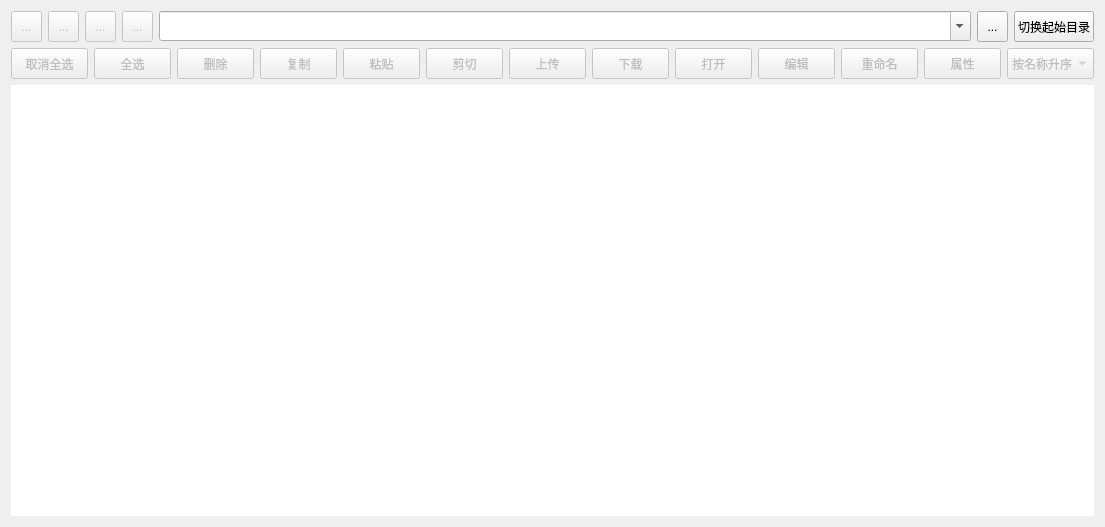
Before: the Qt Designer form src/MainTabWidgets/FileManagement/FileManagementTabForm.ui in ProgramCX/FoxNAS, drawn with Qt 5.
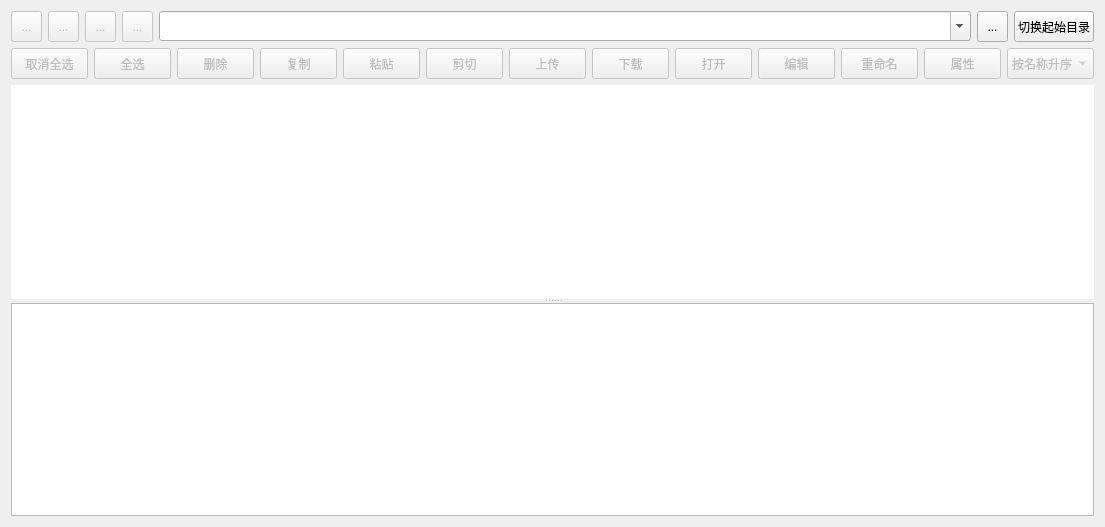
After: the same form once the commit is applied. Icons and pictures are not drawn. Custom widgets are drawn as their Qt base class.

Commit message: feat(FileManagement): download file in queue

Diff of the .ui file:
```diff
--- a/src/MainTabWidgets/FileManagement/FileManagementTabForm.ui
+++ b/src/MainTabWidgets/FileManagement/FileManagementTabForm.ui
@@ -669,7 +669,17 @@
     </layout>
    </item>
    <item>
-    <widget class="QTreeView" name="treeView">
+    <widget class="QSplitter" name="splitter">
+     <property name="orientation">
+      <enum>Qt::Orientation::Vertical</enum>
+     </property>
+     <widget class="FileTreeView" name="treeView">
+      <property name="minimumSize">
+       <size>
+        <width>0</width>
+        <height>200</height>
+       </size>
+      </property>
      <property name="frameShape">
       <enum>QFrame::Shape::NoFrame</enum>
      </property>
@@ -686,9 +696,31 @@
       <bool>false</bool>
      </property>
     </widget>
+     <widget class="QListWidget" name="listWidget">
+      <property name="sizePolicy">
+       <sizepolicy hsizetype="Minimum" vsizetype="Minimum">
+        <horstretch>0</horstretch>
+        <verstretch>0</verstretch>
+       </sizepolicy>
+      </property>
+      <property name="minimumSize">
+       <size>
+        <width>0</width>
+        <height>100</height>
+       </size>
+      </property>
+     </widget>
+    </widget>
    </item>
   </layout>
  </widget>
+ <customwidgets>
+  <customwidget>
+   <class>FileTreeView</class>
+   <extends>QTreeView</extends>
+   <header location="global">FileTreeView.h</header>
+  </customwidget>
+ </customwidgets>
  <resources/>
  <connections/>
 </ui>
```
Lines whose indentation alone changed are shown as unchanged. The commit also changes 16 other files.
